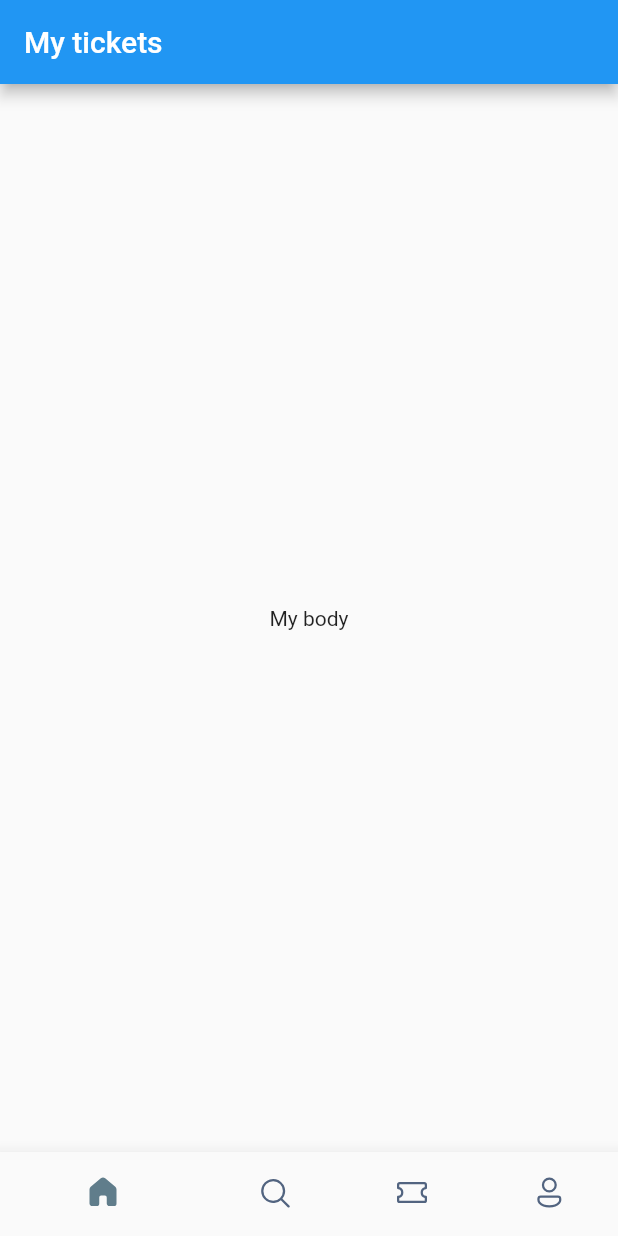
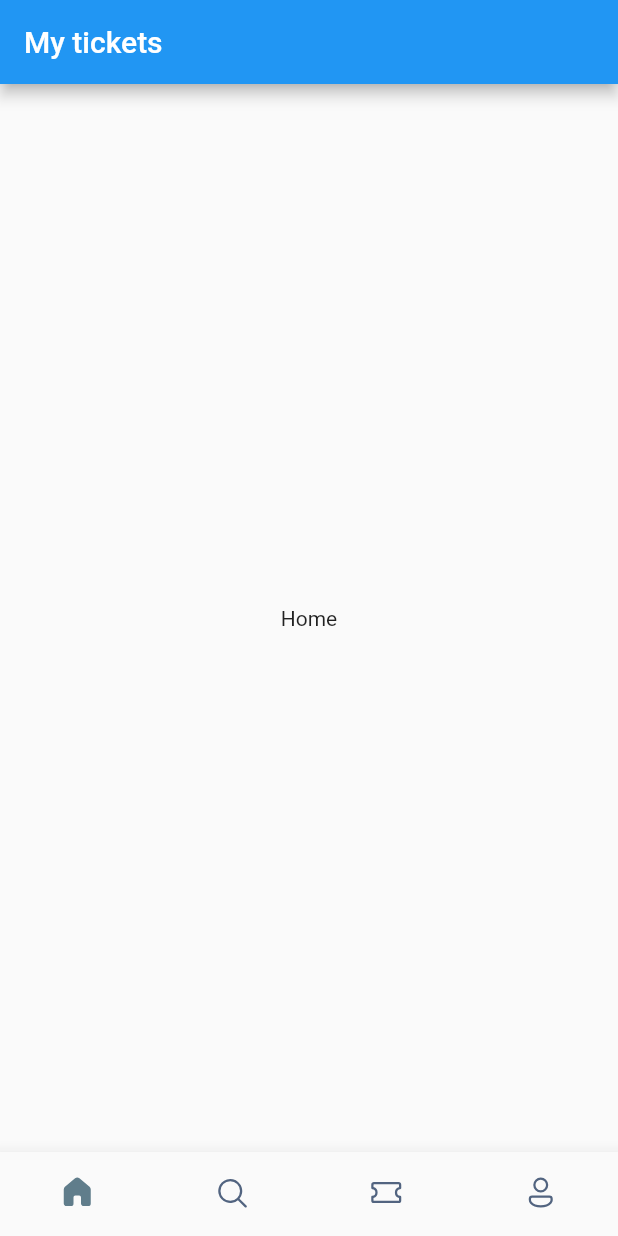
Before and after one commit to ErickPimentel/booktickets, a Flutter app: the screen it shows after launch, on a phone screen of 412 x 824 dp. Run offline on Flutter 3.47's test engine with Material 2 defaults, Android fonts, the phone set to English and light mode, and no system bars; our stand-ins replace fluentui_icons.

Commit message:
feat: BottomNavigationBar

```diff
--- a/lib/screens/bottom_bar.dart
+++ b/lib/screens/bottom_bar.dart
@@ -10,22 +10,38 @@ class BottomBar extends StatefulWidget {
 }
 
 class _BottomBarState extends State<BottomBar> {
+  int _selectedIndex = 0;
+
+  static final List<Widget> _widgetOptions = <Widget>[
+    const Text("Home"),
+    const Text("Search"),
+    const Text("Tickets"),
+    const Text("Profile")
+  ];
+
+  void _onItemTapped(int index){
+    setState(() {
+      _selectedIndex=index;
+    });
+  }
+
   @override
   Widget build(BuildContext context) {
     return Scaffold(
       appBar: AppBar(
         title: const Text("My tickets"),
       ),
-      body: const Center(
-        child: Text(
-          "My body"
-        ),
+      body: Center(
+        child: _widgetOptions[_selectedIndex],
       ),
       bottomNavigationBar: BottomNavigationBar(
+        currentIndex: _selectedIndex,
+        onTap: _onItemTapped,
         elevation: 10,
         showSelectedLabels: false,
         showUnselectedLabels: false,
         selectedItemColor: Colors.blueGrey,
+        type: BottomNavigationBarType.fixed,
         unselectedItemColor: const Color(0xff526480),
         items: const [
           BottomNavigationBarItem(icon: Icon(FluentSystemIcons.ic_fluent_home_regular),
@@ -37,7 +53,6 @@ class _BottomBarState extends State<BottomBar> {
           BottomNavigationBarItem(icon: Icon(FluentSystemIcons.ic_fluent_person_regular),
               activeIcon: Icon(FluentSystemIcons.ic_fluent_person_filled), label: "Profile")
         ],
-
       ),
     );
   }
```
